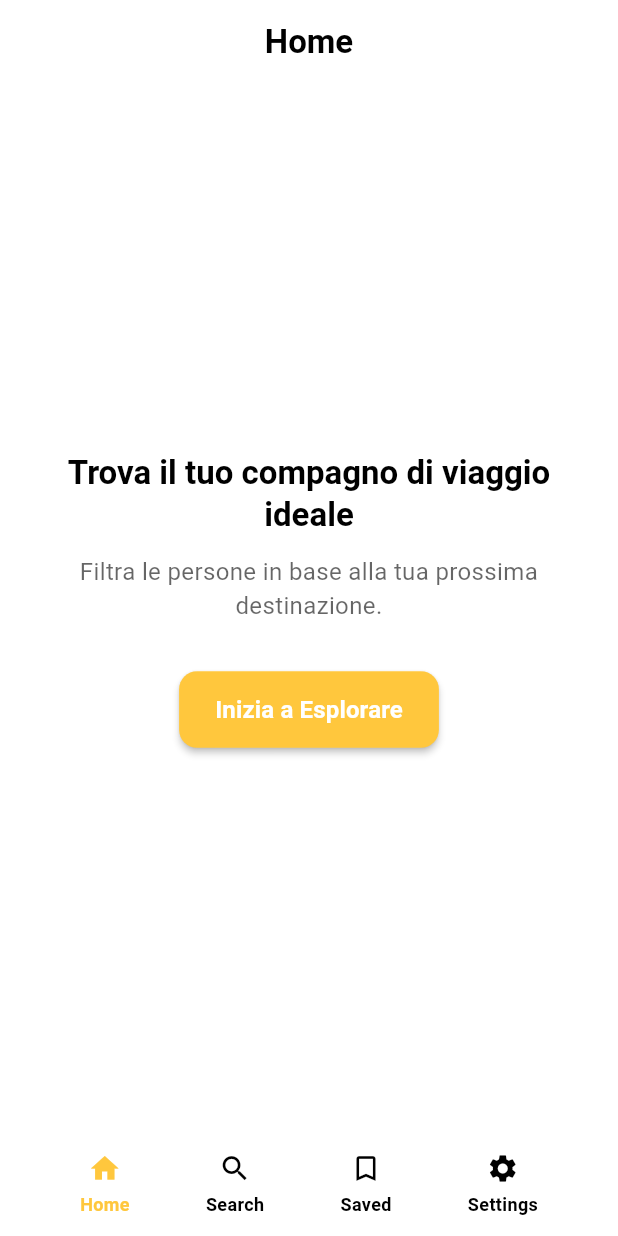
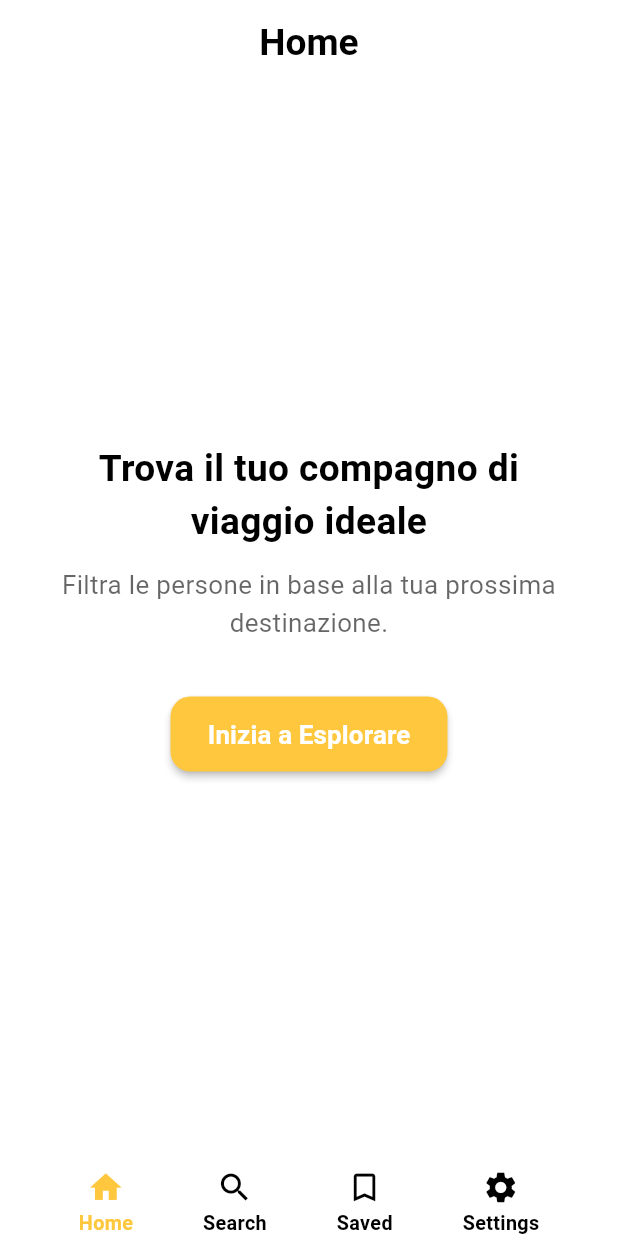
Before and after one commit to Simo-2004/TravelMate, a Flutter app: the screen it shows after launch, on a phone screen of 412 x 824 dp. Run offline on Flutter 3.47's test engine with Material 3 defaults, Android fonts, the phone set to English and light mode, and no system bars; our stand-ins replace flutter_svg.

Commit message:
fix: Resolved a GUI bottom navbar overflow
The buttom navbar was saying that there was an overflow of pixels. Fixed with a Media query package that allows you to calculate the resolution of the screen you install the app

```diff
--- a/lib/core/constants/app_sizes.dart
+++ b/lib/core/constants/app_sizes.dart
@@ -1,23 +1,40 @@
+import 'package:flutter/material.dart';
+
 class AppSizes {
-  static const double padL = 24;
-  static const double padM = 12;
-  static const double padS = 8;
-  static const double padXs = 4;
+  final double shortestSide;
+  final double textScale;
 
-  static const double spaceS = padM;
-  static const double spaceM = padL;
-  static const double spaceL = 32;
+  const AppSizes._(this.shortestSide, this.textScale);
 
-  static const double radiusM = 12;
-  static const double iconM = 22;
+  factory AppSizes.of(BuildContext context) {
+    final media = MediaQuery.of(context);
+    final scale = MediaQuery.textScalerOf(context).scale(1.0);
 
-  static const double textSm = 12;
-  static const double textMd = 16;
-  static const double textLg = 22;
+    return AppSizes._(media.size.shortestSide, scale);
+  }
 
-  static const double buttonElevation = 2;
-  static const double navElevation = 8;
+  double _ratio(double factor) => shortestSide * factor;
 
-  static const double buttonH = padL;
-  static const double buttonV = 14;
+  double get padXs => _ratio(0.012);
+  double get padS => _ratio(0.022);
+  double get padM => _ratio(0.032);
+  double get padL => _ratio(0.06);
+
+  double get spaceS => padM;
+  double get spaceM => padL;
+  double get spaceL => _ratio(0.088);
+
+  double get radiusM => _ratio(0.032);
+  double get iconM => _ratio(0.06);
+
+  double get textSm => _ratio(0.032) * textScale;
+  double get textMd => _ratio(0.042) * textScale;
+  double get textLg => _ratio(0.06) * textScale;
+  double get textHeightTight => 1.0 + (textScale - 1.0) * 0.2;
+
+  double get buttonElevation => _ratio(0.005);
+  double get navElevation => _ratio(0.02);
+
+  double get buttonH => padL;
+  double get buttonV => _ratio(0.04);
 }
--- /dev/null
+++ b/lib/core/theme/app_text_styles.dart
@@ -0,0 +1,43 @@
+import 'package:flutter/material.dart';
+
+import 'package:travelmate/core/constants/app_colors.dart';
+import 'package:travelmate/core/constants/app_sizes.dart';
+
+class AppTextStyles {
+  static TextStyle titleLg(AppSizes sizes) {
+    return TextStyle(
+      fontSize: sizes.textLg,
+      fontWeight: FontWeight.bold,
+      color: AppColors.black,
+    );
+  }
+
+  static TextStyle bodyMd(AppSizes sizes) {
+    return TextStyle(
+      fontSize: sizes.textMd,
+      color: AppColors.blackAlpha60,
+    );
+  }
+
+  static TextStyle buttonLabel(AppSizes sizes) {
+    return TextStyle(
+      fontSize: sizes.textMd,
+      fontWeight: FontWeight.bold,
+      color: AppColors.white,
+      height: sizes.textHeightTight,
+    );
+  }
+
+  static TextStyle navLabel(
+    AppSizes sizes, {
+    required Color color,
+    required FontWeight weight,
+  }) {
+    return TextStyle(
+      fontSize: sizes.textSm,
+      fontWeight: weight,
+      height: sizes.textHeightTight,
+      color: color,
+    );
+  }
+}
--- a/lib/core/theme/app_theme.dart
+++ b/lib/core/theme/app_theme.dart
@@ -1,7 +1,6 @@
 import 'package:flutter/material.dart';
 
 import 'package:travelmate/core/constants/app_colors.dart';
-import 'package:travelmate/core/constants/app_sizes.dart';
 
 class AppTheme {
   static ThemeData light() {
@@ -48,27 +47,6 @@ class AppTheme {
         elevation: 0,
         centerTitle: true,
       ),
-      textTheme: const TextTheme(
-        titleLarge: TextStyle(
-          fontSize: AppSizes.textLg,
-          fontWeight: FontWeight.bold,
-          color: AppColors.black,
-        ),
-        bodyMedium: TextStyle(
-          fontSize: AppSizes.textMd,
-          color: AppColors.blackAlpha60,
-        ),
-        labelLarge: TextStyle(
-          fontSize: AppSizes.textMd,
-          fontWeight: FontWeight.bold,
-          color: AppColors.white,
-        ),
-        labelSmall: TextStyle(
-          fontSize: AppSizes.textSm,
-          fontWeight: FontWeight.w600,
-          color: AppColors.black,
-        ),
-      ),
     );
   }
 }
--- a/lib/features/home/home_screen.dart
+++ b/lib/features/home/home_screen.dart
@@ -3,6 +3,7 @@ import 'package:flutter/material.dart';
 // Personalized file imports
 import 'package:travelmate/core/constants/app_sizes.dart';
 import 'package:travelmate/core/constants/app_strings.dart';
+import 'package:travelmate/core/theme/app_text_styles.dart';
 import 'package:travelmate/shared/widgets/custom_button.dart';
 
 class HomeScreen extends StatelessWidget {
@@ -10,26 +11,26 @@ class HomeScreen extends StatelessWidget {
 
   @override
   Widget build(BuildContext context) {
-    final textTheme = Theme.of(context).textTheme;
+    final sizes = AppSizes.of(context);
 
     return Center(
       child: Padding(
-        padding: const EdgeInsets.all(AppSizes.padL),
+        padding: EdgeInsets.all(sizes.padL),
         child: Column(
           mainAxisAlignment: MainAxisAlignment.center,
           children: [
             Text(
               AppStrings.homeHeadline,
               textAlign: TextAlign.center,
-              style: textTheme.titleLarge,
+              style: AppTextStyles.titleLg(sizes),
             ),
-            const SizedBox(height: AppSizes.spaceS),
+            SizedBox(height: sizes.spaceS),
             Text(
               AppStrings.homeSubtitle,
               textAlign: TextAlign.center,
-              style: textTheme.bodyMedium,
+              style: AppTextStyles.bodyMd(sizes),
             ),
-            const SizedBox(height: AppSizes.spaceL),
+            SizedBox(height: sizes.spaceL),
 
             // CustomButton call
             CustomButton(
--- a/lib/features/navigation/navigation_config.dart
+++ b/lib/features/navigation/navigation_config.dart
@@ -3,6 +3,7 @@ import 'package:flutter/material.dart';
 import 'package:travelmate/core/constants/app_colors.dart';
 import 'package:travelmate/core/constants/app_sizes.dart';
 import 'package:travelmate/core/constants/app_strings.dart';
+import 'package:travelmate/core/theme/app_text_styles.dart';
 import 'package:travelmate/features/home/home_screen.dart';
 import 'package:travelmate/features/saved/saved_items_screen.dart';
 import 'package:travelmate/features/search/search_screen.dart';
@@ -28,35 +29,53 @@ class NavigationStyle {
   final Color backgroundColor;
   final Color selectedColor;
   final Color unselectedColor;
-  final double elevation;
-  final EdgeInsetsGeometry padding;
-  final EdgeInsetsGeometry itemPadding;
-  final BorderRadius itemRadius;
-  final double iconSize;
-  final double labelSpacing;
-  final TextStyle selectedLabelStyle;
-  final TextStyle unselectedLabelStyle;
 
   const NavigationStyle({
     required this.backgroundColor,
     required this.selectedColor,
     required this.unselectedColor,
-    required this.elevation,
-    required this.padding,
-    required this.itemPadding,
-    required this.itemRadius,
-    required this.iconSize,
-    required this.labelSpacing,
-    required this.selectedLabelStyle,
-    required this.unselectedLabelStyle,
   });
+
+  double elevation(AppSizes sizes) {
+    return sizes.navElevation;
+  }
+
+  EdgeInsets padding(AppSizes sizes) {
+    return EdgeInsets.symmetric(
+      horizontal: sizes.padM,
+      vertical: sizes.padS,
+    );
+  }
+
+  EdgeInsets itemPadding(AppSizes sizes) {
+    return EdgeInsets.symmetric(
+      horizontal: sizes.padS,
+      vertical: sizes.padXs,
+    );
+  }
+
+  BorderRadius itemRadius(AppSizes sizes) {
+    return BorderRadius.all(Radius.circular(sizes.radiusM));
+  }
+
+  double iconSize(AppSizes sizes) {
+    return sizes.iconM;
+  }
+
+  double labelSpacing(AppSizes sizes) {
+    return sizes.padXs;
+  }
 
   Color iconColor(bool isSelected) {
     return isSelected ? selectedColor : unselectedColor;
   }
 
-  TextStyle labelStyle(bool isSelected) {
-    return isSelected ? selectedLabelStyle : unselectedLabelStyle;
+  TextStyle labelStyle(AppSizes sizes, bool isSelected) {
+    return AppTextStyles.navLabel(
+      sizes,
+      color: isSelected ? selectedColor : unselectedColor,
+      weight: isSelected ? FontWeight.bold : FontWeight.w600,
+    );
   }
 }
 
@@ -77,28 +96,6 @@ class NavigationDefaults {
     backgroundColor: AppColors.white,
     selectedColor: AppColors.yellow,
     unselectedColor: AppColors.black,
-    elevation: AppSizes.navElevation,
-    padding: EdgeInsets.symmetric(
-      horizontal: AppSizes.padM,
-      vertical: AppSizes.padS,
-    ),
-    itemPadding: EdgeInsets.symmetric(
-      horizontal: AppSizes.padS,
-      vertical: AppSizes.padXs,
-    ),
-    itemRadius: BorderRadius.all(Radius.circular(AppSizes.radiusM)),
-    iconSize: AppSizes.iconM,
-    labelSpacing: AppSizes.padXs,
-    selectedLabelStyle: TextStyle(
-      fontSize: AppSizes.textSm,
-      fontWeight: FontWeight.bold,
-      color: AppColors.yellow,
-    ),
-    unselectedLabelStyle: TextStyle(
-      fontSize: AppSizes.textSm,
-      fontWeight: FontWeight.w600,
-      color: AppColors.black,
-    ),
   );
 
   static const NavigationConfig config = NavigationConfig(
--- a/lib/features/navigation/navigation_shell.dart
+++ b/lib/features/navigation/navigation_shell.dart
@@ -1,6 +1,9 @@
 import 'package:flutter/material.dart';
+import 'dart:math' as math;
 import 'package:flutter_svg/flutter_svg.dart';
 
+import 'package:travelmate/core/constants/app_sizes.dart';
+import 'package:travelmate/core/theme/app_text_styles.dart';
 import 'package:travelmate/features/navigation/navigation_config.dart';
 
 class NavigationShell extends StatefulWidget {
@@ -30,7 +33,7 @@ class _NavigationShellState extends State<NavigationShell> {
     }
 
     _currentIndex =
-        widget.config.initialIndex.clamp(0, _items.length - 1) as int;
+        widget.config.initialIndex.clamp(0, _items.length - 1);
   }
 
   @override
@@ -43,10 +46,20 @@ class _NavigationShellState extends State<NavigationShell> {
 
     final currentItem = _items[_currentIndex];
     final style = _style;
+    final sizes = AppSizes.of(context);
+    final barHeight = _calculateBarHeight(
+      context,
+      sizes: sizes,
+      style: style,
+      items: _items,
+    );
 
     return Scaffold(
       appBar: AppBar(
-        title: Text(currentItem.title),
+        title: Text(
+          currentItem.title,
+          style: AppTextStyles.titleLg(sizes),
+        ),
       ),
       body: IndexedStack(
         index: _currentIndex,
@@ -54,11 +67,12 @@ class _NavigationShellState extends State<NavigationShell> {
       ),
       bottomNavigationBar: BottomAppBar(
         color: style.backgroundColor,
-        elevation: style.elevation,
+        elevation: style.elevation(sizes),
+        height: barHeight,
         child: SafeArea(
           top: false,
           child: Padding(
-            padding: style.padding,
+            padding: style.padding(sizes),
             child: Row(
               mainAxisAlignment: MainAxisAlignment.spaceAround,
               children: List.generate(_items.length, (index) {
@@ -68,6 +82,7 @@ class _NavigationShellState extends State<NavigationShell> {
                 return _NavButton(
                   item: item,
                   style: style,
+                  sizes: sizes,
                   isSelected: isSelected,
                   onTap: () => setState(() => _currentIndex = index),
                 );
@@ -80,15 +95,62 @@ class _NavigationShellState extends State<NavigationShell> {
   }
 }
 
+double _calculateBarHeight(
+  BuildContext context, {
+  required AppSizes sizes,
+  required NavigationStyle style,
+  required List<NavigationItem> items,
+}) {
+  if (items.isEmpty) {
+    return 0;
+  }
+
+  final padding = style.padding(sizes);
+  final itemPadding = style.itemPadding(sizes);
+  final labelStyle = style.labelStyle(sizes, true);
+  final labelHeight = _maxLabelHeight(context, labelStyle, items);
+  final iconSize = style.iconSize(sizes);
+  final contentHeight =
+      iconSize + style.labelSpacing(sizes) + labelHeight + itemPadding.vertical;
+  final safeBottom = MediaQuery.of(context).padding.bottom;
+
+  return contentHeight + padding.vertical + safeBottom;
+}
+
+double _maxLabelHeight(
+  BuildContext context,
+  TextStyle style,
+  List<NavigationItem> items,
+) {
+  final textScaler = MediaQuery.textScalerOf(context);
+  final direction = Directionality.of(context);
+
+  double maxHeight = 0;
+  for (final item in items) {
+    final painter = TextPainter(
+      text: TextSpan(text: item.label, style: style),
+      textDirection: direction,
+      textScaler: textScaler,
+      maxLines: 1,
+    )..layout();
+
+    maxHeight = math.max(maxHeight, painter.size.height);
+  }
+
+  return maxHeight;
+}
+
 class _NavButton extends StatelessWidget {
   final NavigationItem item;
   final NavigationStyle style;
+  final AppSizes sizes;
   final bool isSelected;
   final VoidCallback onTap;
 
   const _NavButton({
     required this.item,
     required this.style,
+    required this.sizes,
     required this.isSelected,
     required this.onTap,
   });
@@ -96,30 +158,31 @@ class _NavButton extends StatelessWidget {
   @override
   Widget build(BuildContext context) {
     final iconColor = style.iconColor(isSelected);
-    final labelStyle = style.labelStyle(isSelected);
+    final labelStyle = style.labelStyle(sizes, isSelected);
+    final iconSize = style.iconSize(sizes);
 
     final Widget iconWidget;
     if (item.svgAsset != null) {
       iconWidget = SvgPicture.asset(
         item.svgAsset!,
-        width: style.iconSize,
-        height: style.iconSize,
+        width: iconSize,
+        height: iconSize,
         colorFilter: ColorFilter.mode(iconColor, BlendMode.srcIn),
       );
     } else {
-      iconWidget = Icon(item.icon, color: iconColor, size: style.iconSize);
+      iconWidget = Icon(item.icon, color: iconColor, size: iconSize);
     }
 
     return InkWell(
       onTap: onTap,
-      borderRadius: style.itemRadius,
+      borderRadius: style.itemRadius(sizes),
       child: Padding(
-        padding: style.itemPadding,
+        padding: style.itemPadding(sizes),
         child: Column(
           mainAxisSize: MainAxisSize.min,
           children: [
             iconWidget,
-            SizedBox(height: style.labelSpacing),
+            SizedBox(height: style.labelSpacing(sizes)),
             Text(
               item.label,
               style: labelStyle,
--- a/lib/features/saved/saved_items_screen.dart
+++ b/lib/features/saved/saved_items_screen.dart
@@ -1,18 +1,20 @@
 import 'package:flutter/material.dart';
 
 import 'package:travelmate/core/constants/app_strings.dart';
+import 'package:travelmate/core/constants/app_sizes.dart';
+import 'package:travelmate/core/theme/app_text_styles.dart';
 
 class SavedItemsScreen extends StatelessWidget {
   const SavedItemsScreen({super.key});
 
   @override
   Widget build(BuildContext context) {
-    final textTheme = Theme.of(context).textTheme;
+    final sizes = AppSizes.of(context);
 
     return Center(
       child: Text(
         AppStrings.pageSavedTitle,
-        style: textTheme.titleLarge,
+        style: AppTextStyles.titleLg(sizes),
       ),
     );
   }
--- a/lib/features/search/search_screen.dart
+++ b/lib/features/search/search_screen.dart
@@ -1,18 +1,20 @@
 import 'package:flutter/material.dart';
 
 import 'package:travelmate/core/constants/app_strings.dart';
+import 'package:travelmate/core/constants/app_sizes.dart';
+import 'package:travelmate/core/theme/app_text_styles.dart';
 
 class SearchScreen extends StatelessWidget {
   const SearchScreen({super.key});
 
   @override
   Widget build(BuildContext context) {
-    final textTheme = Theme.of(context).textTheme;
+    final sizes = AppSizes.of(context);
 
     return Center(
       child: Text(
         AppStrings.pageSearchTitle,
-        style: textTheme.titleLarge,
+        style: AppTextStyles.titleLg(sizes),
       ),
     );
   }
--- a/lib/features/settings/settings_screen.dart
+++ b/lib/features/settings/settings_screen.dart
@@ -1,18 +1,20 @@
 import 'package:flutter/material.dart';
 
 import 'package:travelmate/core/constants/app_strings.dart';
+import 'package:travelmate/core/constants/app_sizes.dart';
+import 'package:travelmate/core/theme/app_text_styles.dart';
 
 class SettingsScreen extends StatelessWidget {
   const SettingsScreen({super.key});
 
   @override
   Widget build(BuildContext context) {
-    final textTheme = Theme.of(context).textTheme;
+    final sizes = AppSizes.of(context);
 
     return Center(
       child: Text(
         AppStrings.pageSettingsTitle,
-        style: textTheme.titleLarge,
+        style: AppTextStyles.titleLg(sizes),
       ),
     );
   }
--- a/lib/shared/widgets/custom_button.dart
+++ b/lib/shared/widgets/custom_button.dart
@@ -2,6 +2,7 @@ import 'package:flutter/material.dart';
 
 import 'package:travelmate/core/constants/app_colors.dart';
 import 'package:travelmate/core/constants/app_sizes.dart';
+import 'package:travelmate/core/theme/app_text_styles.dart';
 
 class CustomButton extends StatelessWidget {
   // Button properties that will change every time we use the button
@@ -18,23 +19,25 @@ class CustomButton extends StatelessWidget {
 
   @override
   Widget build(BuildContext context) {
+    final sizes = AppSizes.of(context);
+
     return ElevatedButton(
       style: ElevatedButton.styleFrom(
         backgroundColor: color ?? Theme.of(context).colorScheme.primary,
         foregroundColor: AppColors.white,
-        padding: const EdgeInsets.symmetric(
-          horizontal: AppSizes.buttonH,
-          vertical: AppSizes.buttonV,
+        padding: EdgeInsets.symmetric(
+          horizontal: sizes.buttonH,
+          vertical: sizes.buttonV,
         ),
         shape: RoundedRectangleBorder(
-          borderRadius: BorderRadius.circular(AppSizes.radiusM),
+          borderRadius: BorderRadius.circular(sizes.radiusM),
         ),
-        elevation: AppSizes.buttonElevation,
+        elevation: sizes.buttonElevation,
       ),
       onPressed: onPressed,
       child: Text(
         text,
-        style: Theme.of(context).textTheme.labelLarge,
+        style: AppTextStyles.buttonLabel(sizes),
       ),
     );
   }
```
